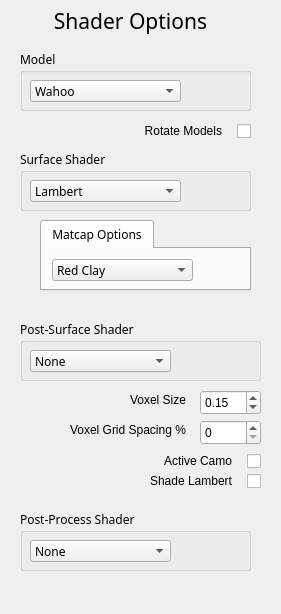
Old version of the form ShaderFun/forms/shadercontrols.ui in the repository edgrant3/ShaderFun.
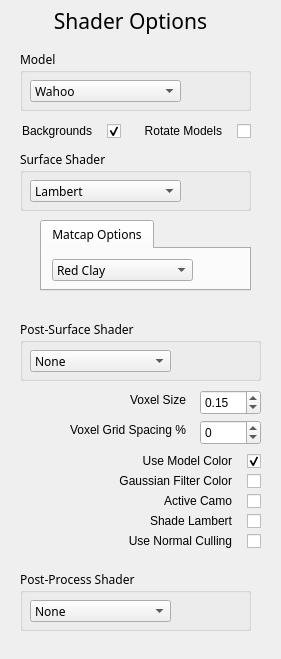
New version of the form.

```diff
--- a/ShaderFun/forms/shadercontrols.ui
+++ b/ShaderFun/forms/shadercontrols.ui
@@ -7,7 +7,7 @@
     <x>0</x>
     <y>0</y>
     <width>281</width>
-    <height>614</height>
+    <height>659</height>
    </rect>
   </property>
   <property name="windowTitle">
@@ -20,7 +20,7 @@
    <property name="geometry">
     <rect>
      <x>20</x>
-     <y>510</y>
+     <y>570</y>
      <width>231</width>
      <height>61</height>
     </rect>
@@ -455,6 +455,9 @@
      <height>25</height>
     </rect>
    </property>
+   <property name="minimum">
+    <number>-50</number>
+   </property>
    <property name="maximum">
     <number>200</number>
    </property>
@@ -466,7 +469,7 @@
    <property name="geometry">
     <rect>
      <x>130</x>
-     <y>450</y>
+     <y>490</y>
      <width>131</width>
      <height>22</height>
     </rect>
@@ -488,7 +491,7 @@
    <property name="geometry">
     <rect>
      <x>130</x>
-     <y>470</y>
+     <y>510</y>
      <width>131</width>
      <height>22</height>
     </rect>
@@ -528,6 +531,100 @@
     <string>Rotate Models   </string>
    </property>
   </widget>
+  <widget class="QCheckBox" name="useTexColCheckBox">
+   <property name="geometry">
+    <rect>
+     <x>130</x>
+     <y>450</y>
+     <width>131</width>
+     <height>22</height>
+    </rect>
+   </property>
+   <property name="cursor">
+    <cursorShape>PointingHandCursor</cursorShape>
+   </property>
+   <property name="layoutDirection">
+    <enum>Qt::RightToLeft</enum>
+   </property>
+   <property name="autoFillBackground">
+    <bool>false</bool>
+   </property>
+   <property name="text">
+    <string>Use Model Color   </string>
+   </property>
+   <property name="checked">
+    <bool>true</bool>
+   </property>
+  </widget>
+  <widget class="QCheckBox" name="useGaussianFilterCheckBox">
+   <property name="geometry">
+    <rect>
+     <x>110</x>
+     <y>470</y>
+     <width>151</width>
+     <height>22</height>
+    </rect>
+   </property>
+   <property name="cursor">
+    <cursorShape>PointingHandCursor</cursorShape>
+   </property>
+   <property name="layoutDirection">
+    <enum>Qt::RightToLeft</enum>
+   </property>
+   <property name="autoFillBackground">
+    <bool>false</bool>
+   </property>
+   <property name="text">
+    <string>Gaussian Filter Color   </string>
+   </property>
+  </widget>
+  <widget class="QCheckBox" name="useNormalCullingCheckBox">
+   <property name="geometry">
+    <rect>
+     <x>120</x>
+     <y>530</y>
+     <width>141</width>
+     <height>22</height>
+    </rect>
+   </property>
+   <property name="cursor">
+    <cursorShape>PointingHandCursor</cursorShape>
+   </property>
+   <property name="layoutDirection">
+    <enum>Qt::RightToLeft</enum>
+   </property>
+   <property name="autoFillBackground">
+    <bool>false</bool>
+   </property>
+   <property name="text">
+    <string>Use Normal Culling   </string>
+   </property>
+  </widget>
+  <widget class="QCheckBox" name="useBackgroundsCheckBox">
+   <property name="geometry">
+    <rect>
+     <x>20</x>
+     <y>120</y>
+     <width>101</width>
+     <height>22</height>
+    </rect>
+   </property>
+   <property name="cursor">
+    <cursorShape>PointingHandCursor</cursorShape>
+   </property>
+   <property name="layoutDirection">
+    <enum>Qt::RightToLeft</enum>
+   </property>
+   <property name="autoFillBackground">
+    <bool>false</bool>
+   </property>
+   <property name="text">
+    <string>Backgrounds   </string>
+   </property>
+   <property name="checked">
+    <bool>true</bool>
+   </property>
+  </widget>
  </widget>
  <resources/>
  <connections/>
```
Left out of the diff: 15 changed lines with no effect on the pictures.
